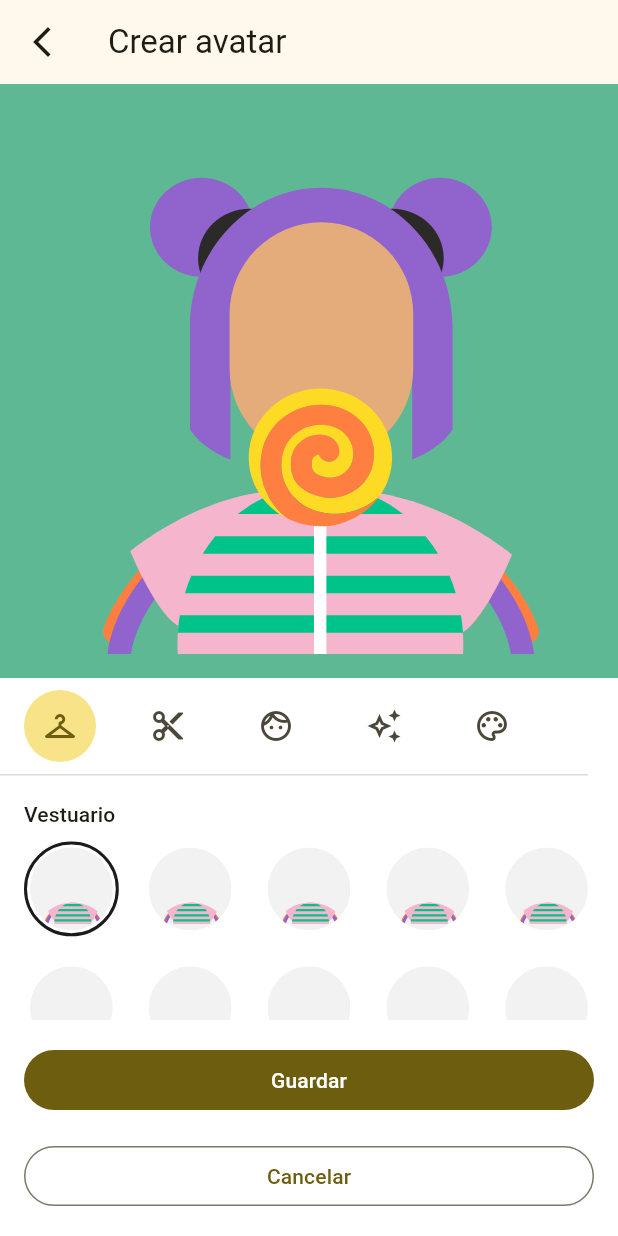
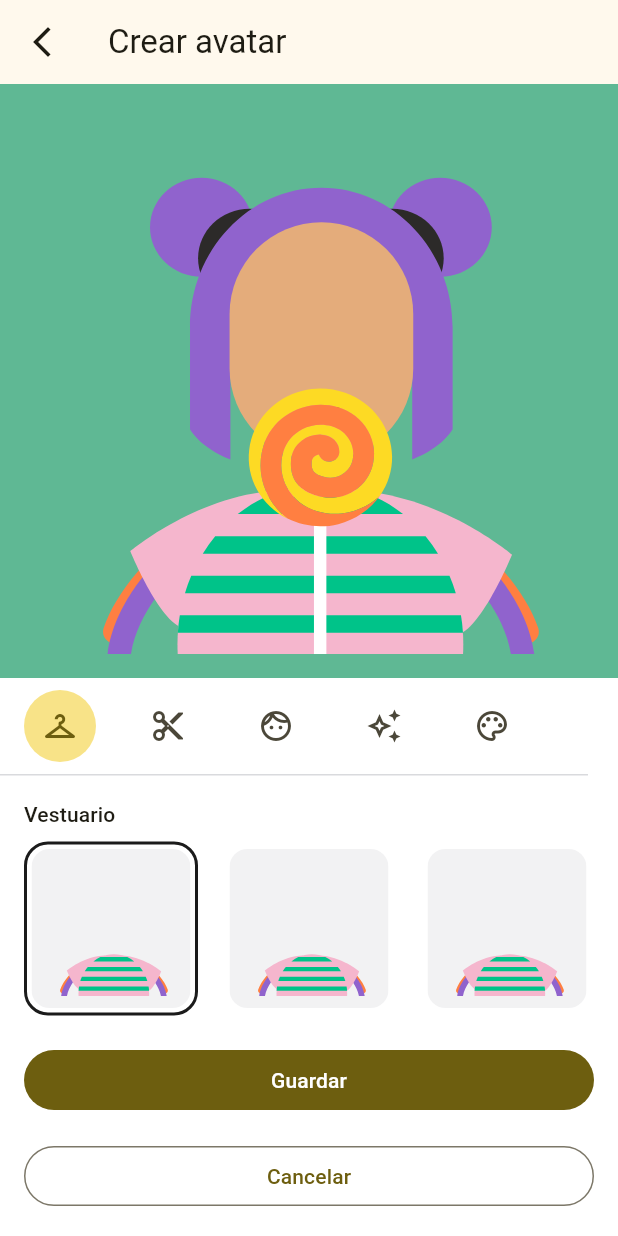
Before and after one commit to dacolora/avatar_flutter, a Flutter app: the AvatarCreatorScreen screen opened directly, on a phone screen of 412 x 824 dp. Run offline on Flutter 3.47's test engine with Material 3 defaults, Android fonts, the phone set to English and light mode, and no system bars; our stand-ins replace equatable, flutter_svg.

Commit message:
Square (not circular) selectable thumbnails, 3 columns for the grid
Per design feedback: options should render as rounded squares matching
the spec's swatch/card treatment, not circles, and the grid should show
a max of 3 items per row instead of 5 so each option is bigger and
easier to tap. AvatarSelectableThumbnail's size is now optional — when
omitted it fills its parent (grid cell or Expanded row slot) via
AspectRatio(1) instead of a fixed 56px box.

```diff
--- a/lib/src/widgets/avatar_option_grid.dart
+++ b/lib/src/widgets/avatar_option_grid.dart
@@ -29,7 +29,7 @@ class AvatarOptionGrid extends StatelessWidget {
         physics: const NeverScrollableScrollPhysics(),
         itemCount: category.options.length,
         gridDelegate: const SliverGridDelegateWithFixedCrossAxisCount(
-          crossAxisCount: 5,
+          crossAxisCount: 3,
           mainAxisSpacing: 16.0,
           crossAxisSpacing: 16.0,
         ),
--- a/lib/src/widgets/avatar_option_row.dart
+++ b/lib/src/widgets/avatar_option_row.dart
@@ -27,10 +27,12 @@ class AvatarOptionRow extends StatelessWidget {
       child: Row(
         children: [
           for (int index = 0; index < category.options.length; index++) ...[
-            AvatarSelectableThumbnail(
-              option: category.options[index],
-              isSelected: category.options[index].id == selectedOptionId,
-              onTap: () => onSelected(category.options[index].id),
+            Expanded(
+              child: AvatarSelectableThumbnail(
+                option: category.options[index],
+                isSelected: category.options[index].id == selectedOptionId,
+                onTap: () => onSelected(category.options[index].id),
+              ),
             ),
             if (index != category.options.length - 1)
               const SizedBox(width: 16.0),
--- a/lib/src/widgets/avatar_selectable_thumbnail.dart
+++ b/lib/src/widgets/avatar_selectable_thumbnail.dart
@@ -7,50 +7,49 @@ import '../models/avatar_option.dart';
 /// por [AvatarOptionGrid] (capas ilustradas). No es un `BcIconButton` porque
 /// su contenido no es un `IconData` (es un SVG o un color sólido); replica el
 /// tratamiento de selección (borde) del "app-icon-button outline" de la
-/// especificación usando tokens del SDB.
+/// especificación usando tokens del SDB. Cuadrada (no circular), según la
+/// especificación de diseño.
 class AvatarSelectableThumbnail extends StatelessWidget {
   const AvatarSelectableThumbnail({
     required this.option,
     required this.isSelected,
     required this.onTap,
-    this.size = 56,
+    this.size,
     super.key,
   });
 
   final AvatarOption option;
   final bool isSelected;
   final VoidCallback onTap;
-  final double size;
+
+  /// Lado del cuadrado. Si es `null`, la miniatura ocupa todo el ancho que
+  /// le dé su contenedor (ej. una celda de [AvatarOptionGrid]) manteniendo
+  /// proporción 1:1.
+  final double? size;
 
   static const Color _selectedBorderColor = Color(0xFF1B1B1B);
+  static const BorderRadius _radius = BorderRadius.all(Radius.circular(16));
 
   @override
   Widget build(BuildContext context) {
-    return Semantics(
-      button: true,
-      selected: isSelected,
-      label: option.semanticLabel,
-      child: GestureDetector(
-        onTap: onTap,
-        child: AnimatedContainer(
+    final content = AnimatedContainer(
       duration: const Duration(milliseconds: 150),
-          width: size,
-          height: size,
-          padding: const EdgeInsets.all(2),
+      padding: const EdgeInsets.all(3),
       decoration: BoxDecoration(
-            shape: BoxShape.circle,
+        borderRadius: _radius,
         border: Border.all(
           color: isSelected ? _selectedBorderColor : Colors.transparent,
           width: 2,
         ),
       ),
-          child: ClipOval(
+      child: ClipRRect(
+        borderRadius: BorderRadius.circular(12),
         child: option.color != null
             ? ColoredBox(color: option.color!)
             : ColoredBox(
                 color: const Color(0xFFF2F2F3),
                 child: Padding(
-                      padding: const EdgeInsets.all(4),
+                  padding: const EdgeInsets.all(8),
                   child: SvgPicture.asset(
                     option.assetPath!,
                     package: 'avatar_flutter',
@@ -59,7 +58,17 @@ class AvatarSelectableThumbnail extends StatelessWidget {
                 ),
               ),
       ),
-        ),
+    );
+
+    return Semantics(
+      button: true,
+      selected: isSelected,
+      label: option.semanticLabel,
+      child: GestureDetector(
+        onTap: onTap,
+        child: size != null
+            ? SizedBox(width: size, height: size, child: content)
+            : AspectRatio(aspectRatio: 1, child: content),
       ),
     );
   }
```
Lines whose indentation alone changed are shown as unchanged.
